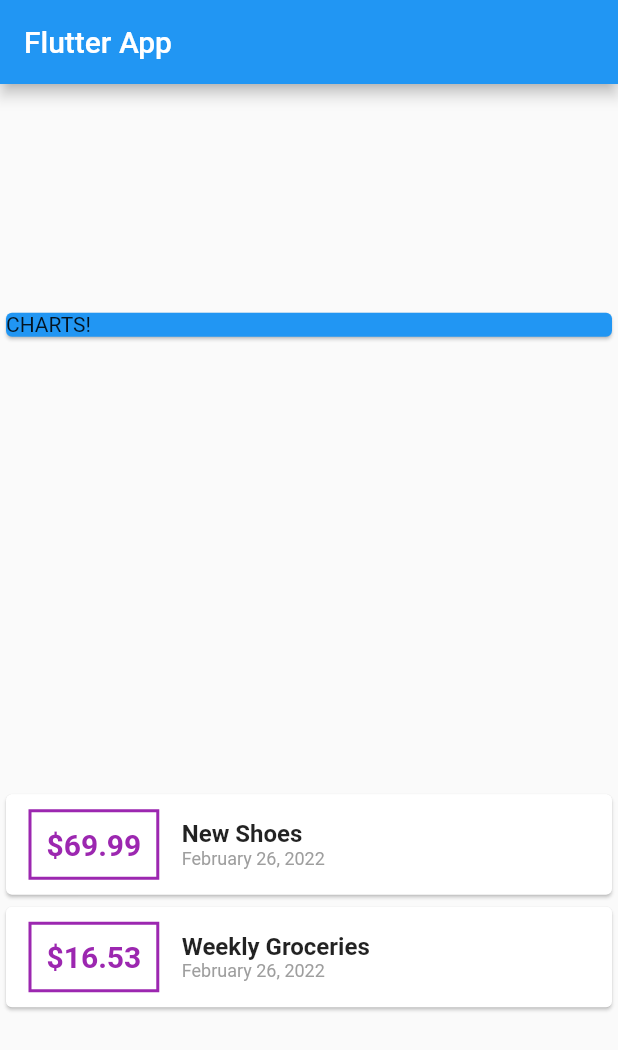
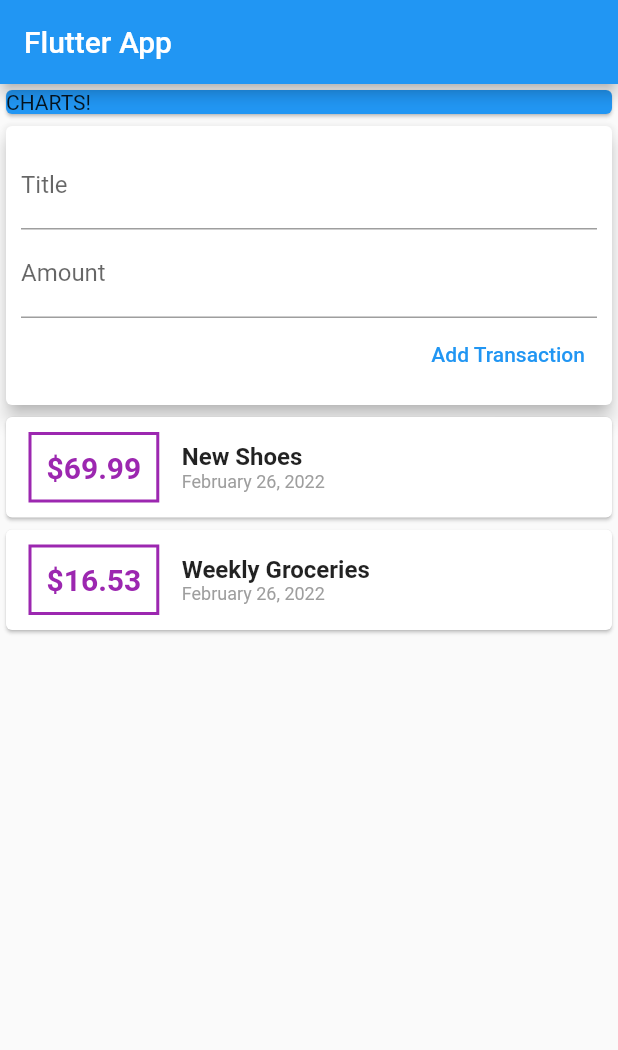
Before and after one commit to davidcopano/flutter_personal_expenses_app, a Flutter app: the screen it shows after launch, on a phone screen of 412 x 824 dp. Shown: the top 1050 px of the screen. Run offline on Flutter 3.47's test engine with Material 2 defaults, Android fonts, the phone set to English and light mode, and no system bars.

Commit message:
Following the course

```diff
--- a/lib/main.dart
+++ b/lib/main.dart
@@ -39,7 +39,6 @@ class MyHomePage extends StatelessWidget {
         title: const Text('Flutter App'),
       ),
       body: Column(
-        mainAxisAlignment: MainAxisAlignment.spaceAround,
         crossAxisAlignment: CrossAxisAlignment.center,
         children: [
           Container(
@@ -47,6 +46,27 @@ class MyHomePage extends StatelessWidget {
             child: const Card(
               color: Colors.blue,
               child: Text('CHARTS!'),
+            ),
+          ),
+          Card(
+            elevation: 5,
+            child: Container(
+              padding: const EdgeInsets.all(10),
+              child: Column(
+                crossAxisAlignment: CrossAxisAlignment.end,
+                children: [
+                  const TextField(
+                    decoration: InputDecoration(labelText: 'Title'),
+                  ),
+                  const TextField(
+                    decoration: InputDecoration(labelText: 'Amount'),
+                  ),
+                  TextButton(
+                    onPressed: () {},
+                    child: const Text('Add Transaction'),
+                  )
+                ],
+              ),
             ),
           ),
           Column(
```
